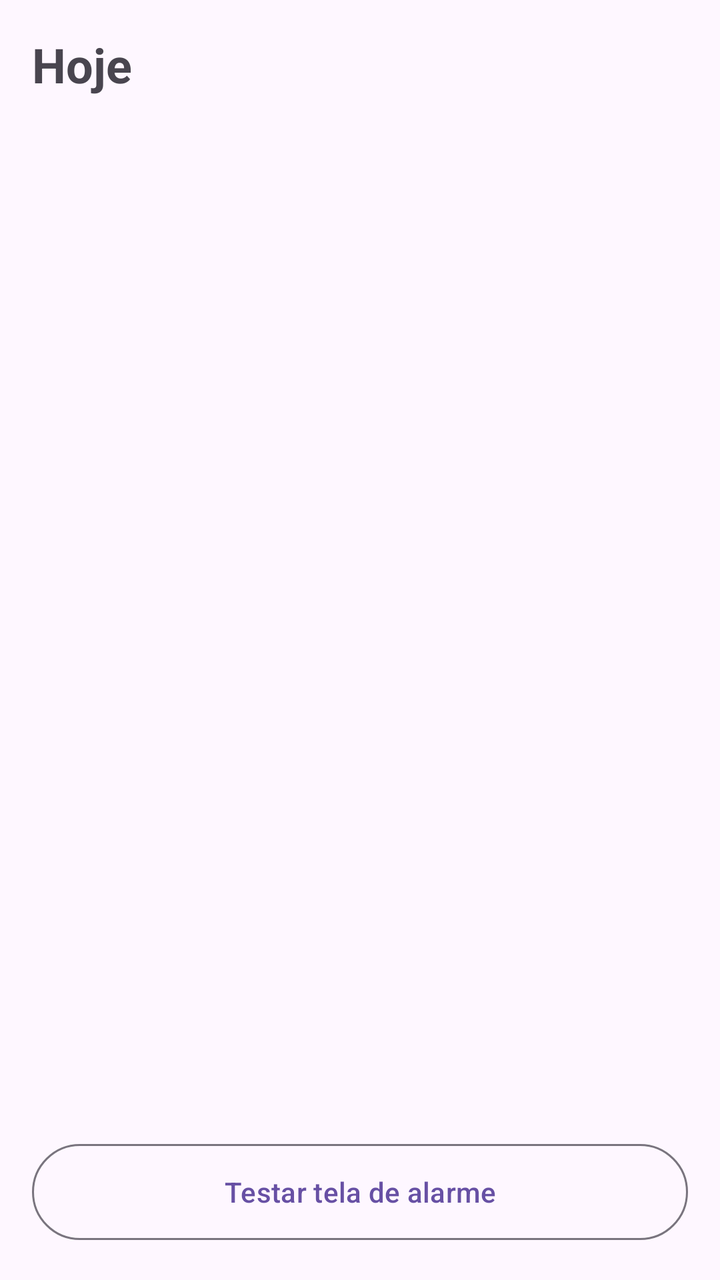
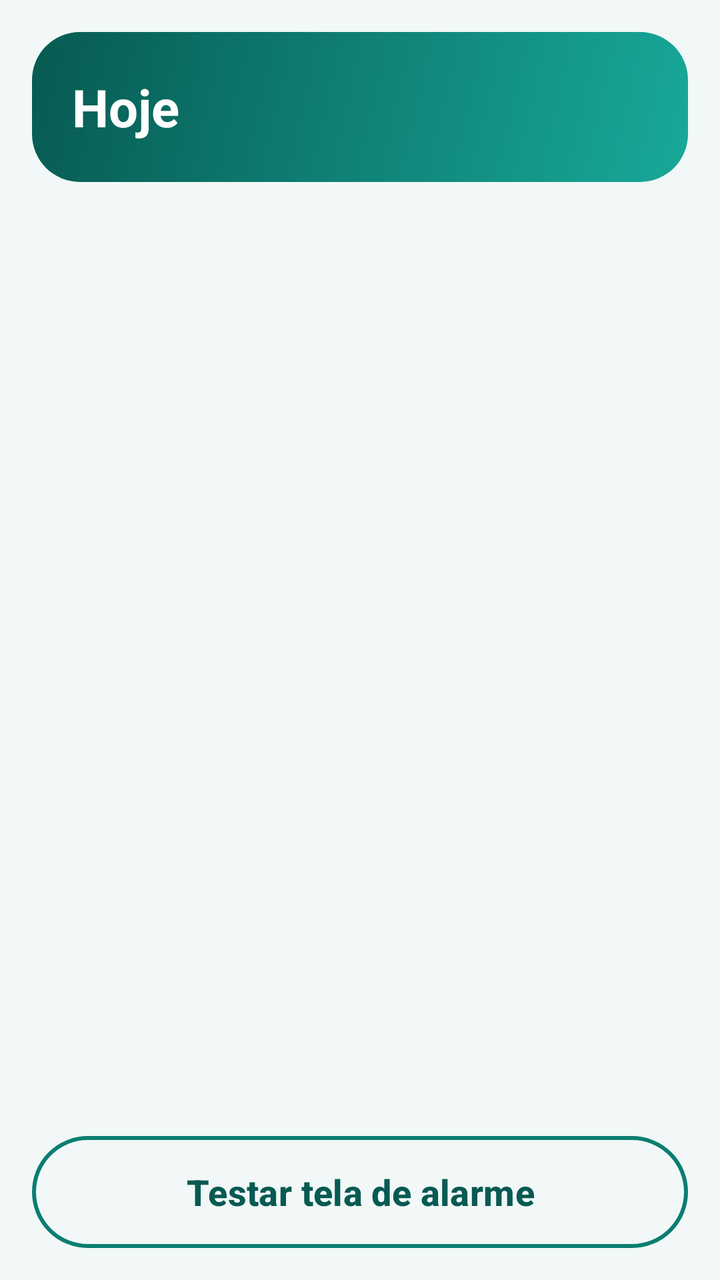

Two renders of the same Android screen: before a commit and after it. Below are the layout's source before the change and the commit's diff.
<!-- AndroidManifest.xml: application theme Theme.RemedioCerto -->
<!-- res/layout/fragment_hoje.xml -->
<?xml version="1.0" encoding="utf-8"?>
<LinearLayout xmlns:android="http://schemas.android.com/apk/res/android"
    android:layout_width="match_parent"
    android:layout_height="match_parent"
    android:orientation="vertical"
    android:padding="@dimen/margem">

    <TextView
        android:id="@+id/tvTitulo"
        android:layout_width="match_parent"
        android:layout_height="wrap_content"
        android:text="@string/hoje_titulo"
        android:textSize="@dimen/texto_titulo"
        android:textStyle="bold" />

    <androidx.recyclerview.widget.RecyclerView
        android:id="@+id/rvDoses"
        android:layout_width="match_parent"
        android:layout_height="0dp"
        android:layout_marginTop="@dimen/margem"
        android:layout_weight="1" />

    <com.google.android.material.button.MaterialButton
        android:id="@+id/btnTestarAlarme"
        style="@style/Widget.Material3.Button.OutlinedButton"
        android:layout_width="match_parent"
        android:layout_height="@dimen/altura_botao"
        android:layout_marginTop="@dimen/margem"
        android:text="@string/hoje_testar_alarme" />
</LinearLayout>
<!-- resources referenced by this layout -->
<resources>
  <dimen name="texto_titulo">24sp</dimen>
  <style name="Theme.RemedioCerto" parent="Theme.Material3.DayNight.NoActionBar" />
  <!-- unchanged entries left out for length: 4 -->
</resources>

<!-- the commit's change to res/layout/fragment_hoje.xml (unified diff, before → after) -->
@@ -7,22 +7,34 @@
 
     <TextView
         android:id="@+id/tvTitulo"
+        style="@style/Estilo.Titulo"
         android:layout_width="match_parent"
         android:layout_height="wrap_content"
-        android:text="@string/hoje_titulo"
-        android:textSize="@dimen/texto_titulo"
-        android:textStyle="bold" />
+        android:text="@string/hoje_titulo" />
 
     <androidx.recyclerview.widget.RecyclerView
         android:id="@+id/rvDoses"
         android:layout_width="match_parent"
         android:layout_height="0dp"
         android:layout_marginTop="@dimen/margem"
-        android:layout_weight="1" />
+        android:layout_weight="1"
+        android:clipToPadding="false"
+        android:paddingBottom="8dp" />
+
+    <TextView
+        android:id="@+id/tvVazio"
+        android:layout_width="match_parent"
+        android:layout_height="wrap_content"
+        android:gravity="center"
+        android:padding="@dimen/margem"
+        android:text="@string/hoje_vazio"
+        android:textColor="@color/rc_texto_suave"
+        android:textSize="@dimen/texto_corpo"
+        android:visibility="gone" />
 
     <com.google.android.material.button.MaterialButton
         android:id="@+id/btnTestarAlarme"
-        style="@style/Widget.Material3.Button.OutlinedButton"
+        style="@style/Widget.RemedioCerto.Button.Outlined"
         android:layout_width="match_parent"
         android:layout_height="@dimen/altura_botao"
         android:layout_marginTop="@dimen/margem"
<!-- resource entries referenced after the edit -->
@@ -1,7 +1,120 @@
 <!-- resources referenced by this layout -->
 <resources>
-  <dimen name="texto_titulo">24sp</dimen>
-  <style name="Theme.RemedioCerto" parent="Theme.Material3.DayNight.NoActionBar" />
+  <color name="rc_texto_suave">#4D6B68</color>
+  <dimen name="texto_corpo">18sp</dimen>
+  <string name="hoje_vazio">Nenhuma dose para hoje. Cadastre um medicamento na aba Medicamentos.</string>
+  <style name="Estilo.Titulo" parent="">
+          <item name="android:background">@drawable/bg_cabecalho</item>
+          <item name="android:textColor">@color/white</item>
+          <item name="android:textSize">26sp</item>
+          <item name="android:textStyle">bold</item>
+          <item name="android:padding">20dp</item>
+      </style>
+  <style name="Widget.RemedioCerto.Button.Outlined" parent="Widget.Material3.Button.OutlinedButton">
+          <item name="android:textSize">18sp</item>
+          <item name="android:textStyle">bold</item>
+          <item name="android:textAllCaps">false</item>
+          <item name="android:insetTop">0dp</item>
+          <item name="android:insetBottom">0dp</item>
+          <item name="android:textColor">@color/rc_primaria_escura</item>
+          <item name="cornerRadius">28dp</item>
+          <item name="strokeColor">@color/rc_primaria</item>
+          <item name="strokeWidth">2dp</item>
+      </style>
+  <style name="Theme.RemedioCerto" parent="Theme.Material3.Light.NoActionBar">
+          
+          <item name="colorPrimary">@color/rc_primaria</item>
+          <item name="colorOnPrimary">@color/white</item>
+          <item name="colorPrimaryContainer">@color/rc_primaria_clara</item>
+          <item name="colorOnPrimaryContainer">@color/rc_primaria_escura</item>
+          <item name="colorSecondary">@color/rc_coral</item>
+          <item name="colorOnSecondary">@color/white</item>
+          <item name="colorSecondaryContainer">@color/rc_primaria_clara</item>
+          <item name="colorOnSecondaryContainer">@color/rc_primaria_escura</item>
+          <item name="colorTertiary">@color/rc_amarelo</item>
+  
+          
+          <item name="android:colorBackground">@color/rc_fundo</item>
+          <item name="android:windowBackground">@color/rc_fundo</item>
+          <item name="colorSurface">@color/rc_fundo</item>
+          <item name="colorSurfaceContainerLowest">@color/rc_superficie</item>
+          <item name="colorSurfaceContainerLow">@color/rc_superficie</item>
+          <item name="colorSurfaceContainer">@color/rc_superficie</item>
+          <item name="colorSurfaceContainerHigh">@color/rc_superficie</item>
+          <item name="colorSurfaceContainerHighest">@color/rc_superficie_alta</item>
+          <item name="colorOnSurface">@color/rc_texto</item>
+          <item name="colorOnSurfaceVariant">@color/rc_texto_suave</item>
+          <item name="colorOutline">#6F8F8B</item>
+          <item name="colorOutlineVariant">@color/rc_contorno</item>
+  
+          
+          <item name="shapeAppearanceSmallComponent">@style/Forma.Pequena</item>
+          <item name="shapeAppearanceMediumComponent">@style/Forma.Media</item>
+          <item name="shapeAppearanceLargeComponent">@style/Forma.Grande</item>
+  
+          
+          <item name="materialCardViewStyle">@style/Widget.RemedioCerto.Card</item>
+          <item name="materialButtonStyle">@style/Widget.RemedioCerto.Button</item>
+          <item name="materialButtonOutlinedStyle">@style/Widget.RemedioCerto.Button.Outlined</item>
+          <item name="bottomNavigationStyle">@style/Widget.RemedioCerto.BottomNav</item>
+      </style>
+  <!-- drawable bg_cabecalho (drawable) -->
+  <?xml version="1.0" encoding="utf-8"?>
+  <shape xmlns:android="http://schemas.android.com/apk/res/android"
+      android:shape="rectangle">
+      <gradient
+          android:angle="315"
+          android:endColor="@color/rc_gradiente_fim"
+          android:startColor="@color/rc_primaria_escura" />
+      <corners android:radius="24dp" />
+  </shape>
+  <color name="white">#FFFFFFFF</color>
+  <color name="rc_primaria_escura">#075A52</color>
+  <color name="rc_primaria">#0B7D72</color>
+  <color name="rc_primaria_clara">#D4F1EC</color>
+  <color name="rc_coral">#E8553A</color>
+  <color name="rc_amarelo">#FFC93C</color>
+  <color name="rc_fundo">#F1F8F7</color>
+  <color name="rc_superficie">#FFFFFF</color>
+  <color name="rc_superficie_alta">#E3F0EE</color>
+  <color name="rc_texto">#12312F</color>
+  <color name="rc_contorno">#C9E2DE</color>
+  <style name="Forma.Pequena" parent="ShapeAppearance.Material3.SmallComponent">
+          <item name="cornerFamily">rounded</item>
+          <item name="cornerSize">14dp</item>
+      </style>
+  <style name="Forma.Media" parent="ShapeAppearance.Material3.MediumComponent">
+          <item name="cornerFamily">rounded</item>
+          <item name="cornerSize">22dp</item>
+      </style>
+  <style name="Forma.Grande" parent="ShapeAppearance.Material3.LargeComponent">
+          <item name="cornerFamily">rounded</item>
+          <item name="cornerSize">28dp</item>
+      </style>
+  <style name="Widget.RemedioCerto.Card" parent="Widget.Material3.CardView.Elevated">
+          <item name="cardBackgroundColor">@color/rc_superficie</item>
+          <item name="cardElevation">4dp</item>
+          <item name="cardCornerRadius">22dp</item>
+      </style>
+  <style name="Widget.RemedioCerto.Button" parent="Widget.Material3.Button">
+          <item name="android:textSize">18sp</item>
+          <item name="android:textStyle">bold</item>
+          <item name="android:textAllCaps">false</item>
+          <item name="android:insetTop">0dp</item>
+          <item name="android:insetBottom">0dp</item>
+          <item name="cornerRadius">28dp</item>
+      </style>
+  <style name="Widget.RemedioCerto.BottomNav" parent="Widget.Material3.BottomNavigationView">
+          <item name="elevation">12dp</item>
+          <item name="labelVisibilityMode">labeled</item>
+          <item name="itemTextAppearanceActive">@style/Texto.Aba</item>
+          <item name="itemTextAppearanceInactive">@style/Texto.Aba</item>
+      </style>
+  <color name="rc_gradiente_fim">#18A999</color>
+  <style name="Texto.Aba" parent="TextAppearance.Material3.LabelMedium">
+          <item name="android:textSize">13sp</item>
+          <item name="android:textStyle">bold</item>
+      </style>
   <!-- unchanged entries left out for length: 4 -->
 </resources>
 
